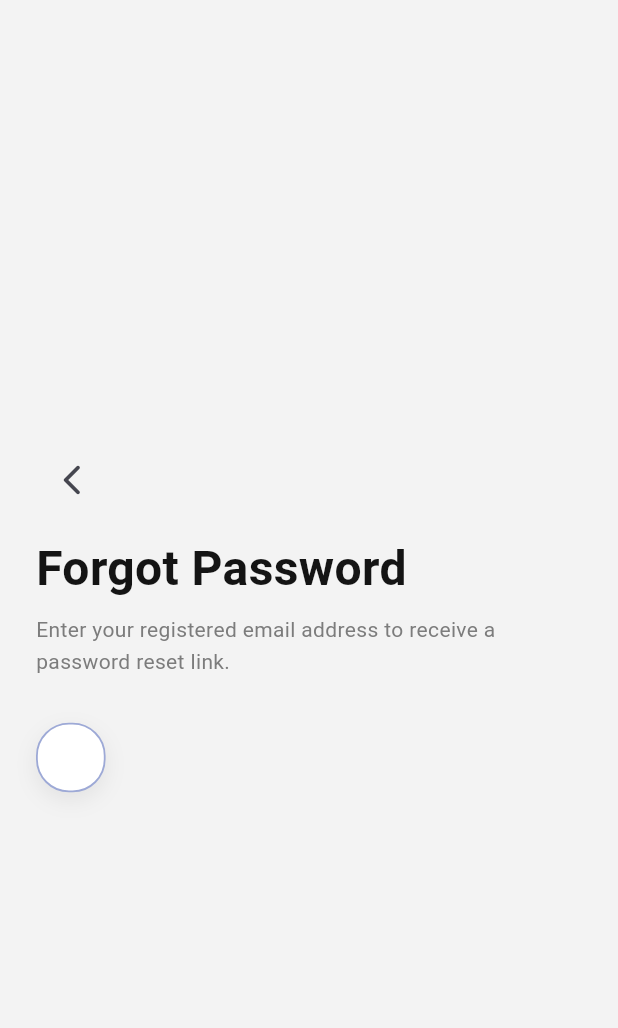
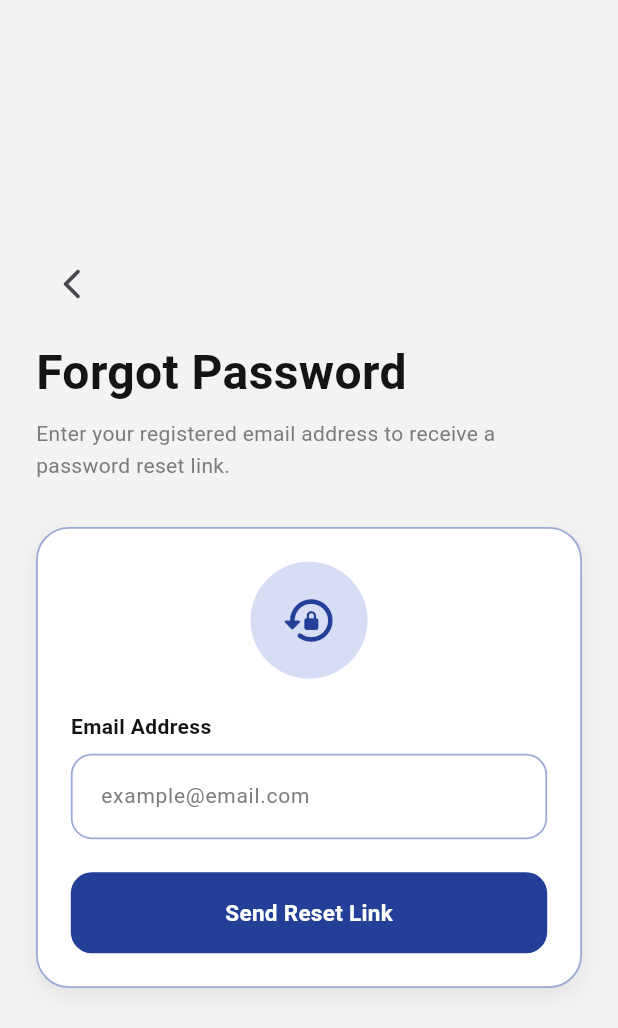
Before and after one commit to Sandu-2002/smart_edu_app, a Flutter app: the ForgotPasswordScreen screen opened by its route, on a phone screen of 412 x 824 dp. Shown: the top 1028 px of the screen. Run offline on Flutter 3.47's test engine with Material 3 defaults, Android fonts, the phone set to English and light mode, and no system bars; our stand-ins replace cloud_firestore, firebase_auth, firebase_core, go_router; accounts and stored records are empty; Roboto replaces fonts that are missing (SFProDisplay).

Commit message:
add email input and reset button

```diff
--- a/lib/features/auth/forgot_password_screen.dart
+++ b/lib/features/auth/forgot_password_screen.dart
@@ -3,6 +3,8 @@ import 'package:go_router/go_router.dart';
 
 import '../../core/constants/app_colors.dart';
 import '../../core/routes/route_names.dart';
+import '../../core/widgets/app_text_field.dart';
+import '../../core/widgets/app_button.dart';
 
 class ForgotPasswordScreen extends StatefulWidget {
   const ForgotPasswordScreen({super.key});
@@ -108,6 +110,35 @@ class _ForgotPasswordScreenState extends State<ForgotPasswordScreen> {
                     ),
                     child: Column(
                       children: [
+                        Container(
+                          width: 78,
+                          height: 78,
+                          decoration: BoxDecoration(
+                            color: const Color(0xFFD7DDF4),
+                            shape: BoxShape.circle,
+                          ),
+                          child: const Icon(
+                            Icons.lock_reset_rounded,
+                            size: 38,
+                            color: AppColors.primaryBlue,
+                          ),
+                        ),
+
+                        const SizedBox(height: 22),
+
+                        AppTextField(
+                          controller: emailController,
+                          label: 'Email Address',
+                          hintText: 'example@email.com',
+                          keyboardType: TextInputType.emailAddress,
+                        ),
+
+                        const SizedBox(height: 22),
+
+                        AppButton(
+                          text: loading ? 'Please wait...' : 'Send Reset Link',
+                          onTap: loading ? null : resetPassword,
+                        ),
                       ],
                     ),
                   ),
```
